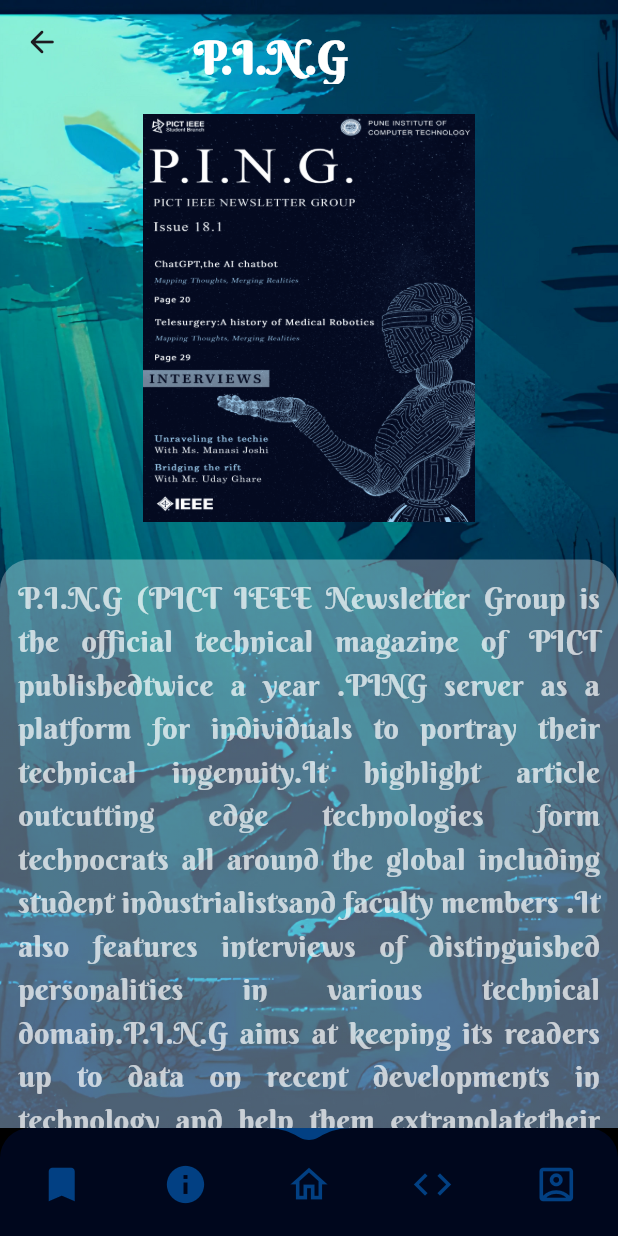
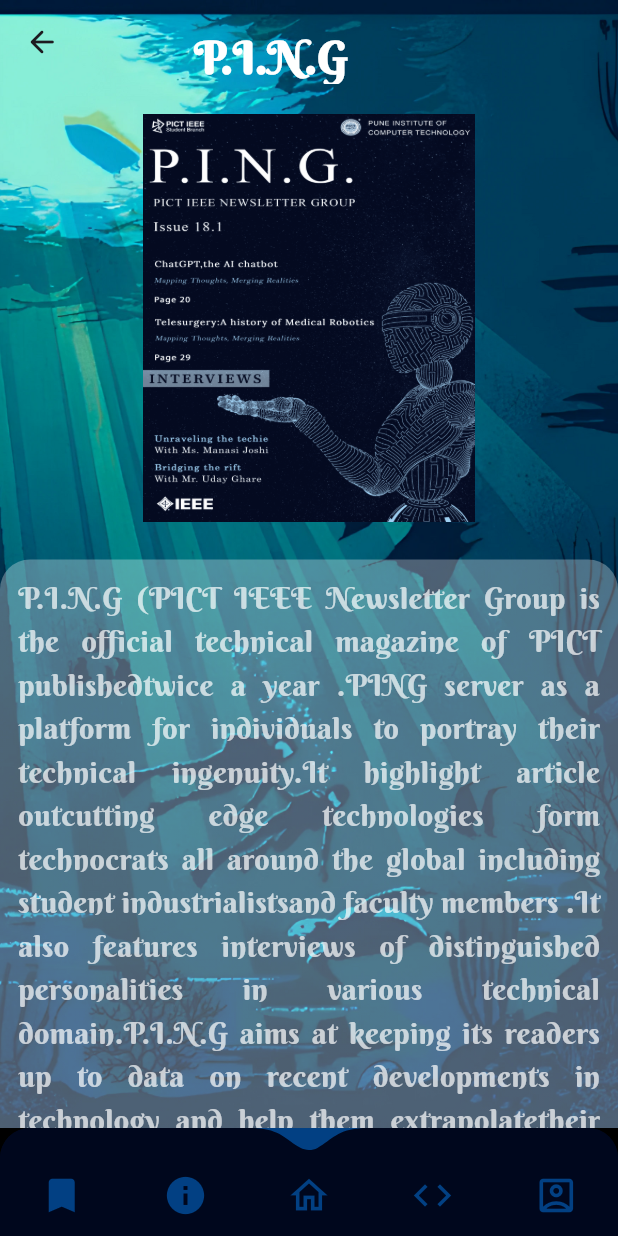
Before and after one commit to tanayduddalwar/Cart_page, a Flutter app: the HomePage screen opened directly, swiped to page 2, on a phone screen of 412 x 824 dp. Run offline on Flutter 3.47's test engine with Material 3 defaults, Android fonts, the phone set to English and light mode, and no system bars; drawn by our look-alikes of water_drop_nav_bar; our stand-ins replace awesome_dialog, awesome_snackbar_content, badges, card_swiper, circular_countdown_timer, cloud_firestore and 10 more; missing offline and left inert: fab_circular_menu_plus, flutter_animated_button, sliding_widget, super_banners, upi_payment_qrcode_generator; accounts and stored records are empty.

Commit message:
Nav bar added

```diff
--- /dev/null
+++ b/lib/bottom_nav_bar/bar_item.dart
@@ -0,0 +1,13 @@
+import 'package:flutter/material.dart';
+
+class BarItem {
+  /// Selected or active icon must be filled icon and complementary to inactive icon.
+  final IconData filledIcon;
+
+  /// Normal or inactive icon must be outlined icon and complementary to active icon.
+  final IconData outlinedIcon;
+  BarItem({
+    required this.filledIcon,
+    required this.outlinedIcon,
+  });
+}
--- /dev/null
+++ b/lib/bottom_nav_bar/build_falling_drop.dart
@@ -0,0 +1,35 @@
+import 'package:flutter/material.dart';
+
+import 'water_drop_painter.dart';
+
+class BuildFallingDrop extends StatelessWidget {
+  final double width;
+  final double height;
+  final Color color;
+  final double itemWidth;
+
+  const BuildFallingDrop({
+    required this.width,
+    required this.height,
+    required this.color,
+    required this.itemWidth,
+    Key? key,
+  }) : super(key: key);
+
+  @override
+  Widget build(BuildContext context) {
+    return SizedBox(
+      width: itemWidth,
+      child: UnconstrainedBox(
+        child: SizedBox(
+          width: width,
+          height: height,
+          child: CustomPaint(
+            size: Size.zero,
+            painter: WaterDropPainter(color),
+          ),
+        ),
+      ),
+    );
+  }
+}
--- /dev/null
+++ b/lib/bottom_nav_bar/build_icon_button.dart
@@ -0,0 +1,115 @@
+import 'package:flutter/material.dart';
+
+import 'icon_clipper.dart';
+
+class BuildIconButton extends StatelessWidget {
+  final VoidCallback onPressed;
+  final AnimationController controller;
+  final IconData selectedIcon;
+  final IconData unslectedIcon;
+  final int seletedIndex;
+  final int index;
+  final Color color;
+  final double iconSize;
+  final Color inactiveColor;
+  final Color barColor;
+  final double bottomPadding;
+  final double barHeight;
+
+  double _bottomIconScale() => seletedIndex == index
+      ? Tween<double>(begin: 1.0, end: 0.7)
+          .animate(
+            CurvedAnimation(
+              parent: controller,
+              curve: const Interval(0.55, 1.0),
+            ),
+          )
+          .value
+      : 1.0;
+
+  double _topIconScale() => Tween<double>(begin: 0.7, end: 1.0)
+      .animate(
+        CurvedAnimation(
+          parent: controller,
+          curve: const Interval(0.55, 1.0),
+        ),
+      )
+      .value;
+
+  double _clipRadius() => Tween<double>(begin: 0, end: 30)
+      .animate(
+        CurvedAnimation(
+          parent: controller,
+          curve: const Interval(0.60, 1.0),
+        ),
+      )
+      .value;
+
+  const BuildIconButton({
+    required this.onPressed,
+    required this.controller,
+    required this.selectedIcon,
+    required this.unslectedIcon,
+    required this.index,
+    required this.seletedIndex,
+    required this.color,
+    required this.iconSize,
+    required this.inactiveColor,
+    required this.barColor,
+    required this.bottomPadding,
+    required this.barHeight,
+    Key? key,
+  }) : super(key: key);
+
+  @override
+  Widget build(BuildContext context) {
+    final MediaQueryData mediaQueryData = MediaQuery.of(context);
+    final double deviceWidth = mediaQueryData.size.width;
+    final double maxElementWidth = deviceWidth / 5;
+    return GestureDetector(
+      onTap: onPressed,
+      child: Container(
+        width: maxElementWidth,
+        height: barHeight,
+        color: barColor,
+        padding: EdgeInsets.only(bottom: bottomPadding),
+        child: Stack(
+          // fit: StackFit.expand,
+          alignment: Alignment.bottomCenter,
+          children: <Widget>[
+            Transform.scale(
+              scale: _bottomIconScale(),
+              child: Opacity(
+                  opacity: controller.value > 0.8 && seletedIndex == index
+                      ? 0.0
+                      : 1.0,
+                  child: Icon(
+                    unslectedIcon,
+                    size: iconSize,
+                    color: inactiveColor,
+                  )),
+            ),
+            Transform.scale(
+              scale: _topIconScale(),
+              child: ClipOval(
+                clipper: IconClipper(
+                  radius: _clipRadius(),
+                ),
+                child: Opacity(
+                  opacity: controller.value > 0.6 && seletedIndex == index
+                      ? 1.0
+                      : 0.0,
+                  child: Icon(
+                    selectedIcon,
+                    size: iconSize,
+                    color: color,
+                  ),
+                ),
+              ),
+            ),
+          ],
+        ),
+      ),
+    );
+  }
+}
--- /dev/null
+++ b/lib/bottom_nav_bar/build_nav_bar.dart
@@ -0,0 +1,144 @@
+import 'package:flutter/material.dart';
+
+import 'bar_item.dart';
+import 'build_icon_button.dart';
+import 'build_running_drop.dart';
+
+typedef OnButtonPressCallback = void Function(int index);
+
+class WaterDropNavBar extends StatefulWidget {
+  /// Background Color of the bar.
+  final Color backgroundColor;
+
+  /// Callback When individual barItem is pressed.
+  final OnButtonPressCallback onItemSelected;
+
+  /// Current selected index of the bar item.
+  final int selectedIndex;
+
+  /// List of bar items that shows horizontally, Minimum 2 and maximum 4 items.
+  final List<BarItem> barItems;
+
+  /// Color of water drop which is also the active icon color.
+  final Color waterDropColor;
+
+  /// Inactive icon color by default it will use water drop color.
+  final Color inactiveIconColor;
+
+  /// Each active & inactive icon size, default value is 30 don't make it too big or small.
+  final double iconSize;
+
+  /// Bottom padding of the bar. If nothing is provided the it will use
+  /// [MediaQuery.of(context).padding.bottom] value.
+  final double? bottomPadding;
+
+  const WaterDropNavBar({
+    required this.barItems,
+    required this.selectedIndex,
+    required this.onItemSelected,
+    this.bottomPadding,
+    this.backgroundColor = Colors.white,
+    this.waterDropColor = const Color(0xFF5B75F0),
+    this.iconSize = 28,
+    Color? inactiveIconColor,
+    Key? key,
+  })  : inactiveIconColor = inactiveIconColor ?? waterDropColor,
+        assert(barItems.length > 1, 'You must provide minimum 2 bar items'),
+        assert(barItems.length < 6, 'Maximum bar items count is 4'),
+        super(key: key);
+
+  @override
+  _WaterDropNavBarState createState() => _WaterDropNavBarState();
+}
+
+class _WaterDropNavBarState extends State<WaterDropNavBar>
+    with TickerProviderStateMixin {
+  int _previousIndex = 0;
+
+  late AnimationController _controller;
+
+  @override
+  void initState() {
+    super.initState();
+    _controller = AnimationController(
+      vsync: this,
+      //milliseconds: 800
+      duration: const Duration(milliseconds: 800),
+    )..forward(from: 0.0);
+  }
+
+  void _onTap(int index) {
+    final int selectedIndex = widget.selectedIndex;
+
+    if (selectedIndex == index || _controller.isAnimating) {
+      return;
+    } else {
+      widget.onItemSelected(index);
+      _controller.forward(from: 0.0);
+      _previousIndex = widget.selectedIndex;
+    }
+  }
+
+  @override
+  Widget build(BuildContext context) {
+    final int selectedIndex = widget.selectedIndex;
+    final Color backgroundColor = widget.backgroundColor;
+    final Color dropColor = widget.waterDropColor;
+    final List<BarItem> items = widget.barItems;
+    final double iconSize = widget.iconSize;
+    final Color inactiveIconColor = widget.inactiveIconColor;
+    final double bottomPadding =
+        widget.bottomPadding ?? MediaQuery.of(context).padding.bottom;
+    final double barHeight = 60 + bottomPadding;
+    return Container(
+      height: barHeight,
+      color: backgroundColor,
+      child: Stack(
+        children: <Widget>[
+          Align(
+            alignment: Alignment.bottomCenter,
+            child: AnimatedBuilder(
+              animation: _controller,
+              builder: (_, __) => Row(
+                mainAxisAlignment: MainAxisAlignment.spaceAround,
+                // crossAxisAlignment: CrossAxisAlignment.end,
+                children: items.map(
+                  (BarItem item) {
+                    final int index = items.indexOf(item);
+                    return BuildIconButton(
+                      bottomPadding: bottomPadding,
+                      barHeight: barHeight,
+                      barColor: backgroundColor,
+                      inactiveColor: inactiveIconColor,
+                      color: dropColor,
+                      index: index,
+                      iconSize: iconSize,
+                      seletedIndex: selectedIndex.toInt(),
+                      controller: _controller,
+                      selectedIcon: item.filledIcon,
+                      unslectedIcon: item.outlinedIcon,
+                      onPressed: () => _onTap(index),
+                    );
+                  },
+                ).toList(),
+              ),
+            ),
+          ),
+          BuildRunningDrop(
+            itemCount: items.length,
+            controller: _controller,
+            selectedIndex: selectedIndex,
+            previousIndex: _previousIndex,
+            color: dropColor,
+          )
+        ],
+      ),
+    );
+  }
+
+  @override
+  void dispose() {
+    _controller.dispose();
+    super.dispose();
+  }
+}
--- /dev/null
+++ b/lib/bottom_nav_bar/build_running_drop.dart
@@ -0,0 +1,112 @@
+import 'package:flutter/material.dart';
+
+import 'build_falling_drop.dart';
+
+class BuildRunningDrop extends StatelessWidget {
+  final AnimationController controller;
+  final int selectedIndex;
+  final int previousIndex;
+  final Color color;
+  final int itemCount;
+  const BuildRunningDrop({
+    Key? key,
+    required this.controller,
+    required this.selectedIndex,
+    required this.previousIndex,
+    required this.color,
+    required this.itemCount,
+  }) : super(key: key);
+
+  @override
+  Widget build(BuildContext context) {
+    final double deviceWidth = MediaQuery.of(context).size.width;
+    final double maxElementWidth = deviceWidth / itemCount;
+    return AnimatedBuilder(
+      animation: controller,
+      builder: (_, __) => Transform.translate(
+        offset: Tween<Offset>(
+                begin: Offset(previousIndex * maxElementWidth, 0),
+                end: Offset(selectedIndex * maxElementWidth, 0))
+            .animate(
+              CurvedAnimation(
+                parent: controller,
+                curve: const Interval(0.0, 0.35),
+              ),
+            )
+            .value,
+        child: Stack(
+          alignment: Alignment.topCenter,
+          children: <Widget>[
+            Opacity(
+              opacity: controller.value <= 0.45 ? 1.0 : 0.0,
+              child: BuildFallingDrop(
+                itemWidth: maxElementWidth,
+                color: color,
+                width: Tween<double>(begin: 72, end: 56)
+                    .animate(
+                      CurvedAnimation(
+                        parent: controller,
+                        curve: const Interval(0.3, 0.45),
+                      ),
+                    )
+                    .value,
+                height: Tween<double>(begin: 16, end: 24)
+                    .animate(
+                      CurvedAnimation(
+                        parent: controller,
+                        curve: const Interval(0.3, 0.45),
+                      ),
+                    )
+                    .value,
+              ),
+            ),
+            Opacity(
+              opacity: controller.value >= 0.45 ? 1.0 : 0.0,
+              child: BuildFallingDrop(
+                itemWidth: maxElementWidth,
+                color: color,
+                width: Tween<double>(begin: 56, end: 72)
+                    .animate(
+                      CurvedAnimation(
+                        parent: controller,
+                        curve: const Interval(0.45, 0.60),
+                      ),
+                    )
+                    .value,
+                height: Tween<double>(begin: 24, end: 16)
+                    .animate(
+                      CurvedAnimation(
+                        parent: controller,
+                        curve: const Interval(0.45, 0.60),
+                      ),
+                    )
+                    .value,
+              ),
+            ),
+            Transform.translate(
+              offset: Tween<Offset>(
+                begin: const Offset(0, 5.0),
+                end: const Offset(0, 40),
+              )
+                  .animate(CurvedAnimation(
+                    parent: controller,
+                    // 46
+                    curve: const Interval(0.40, 0.70),
+                  ))
+                  .value,
+              child: Container(
+                width: 10.0,
+                height: 10.0,
+                decoration: BoxDecoration(
+                  color: controller.value > 0.65 ? Colors.transparent : color,
+                  // color: Colors.amber,
+                  shape: BoxShape.circle,
+                ),
+              ),
+            ),
+          ],
+        ),
+      ),
+    );
+  }
+}
--- /dev/null
+++ b/lib/bottom_nav_bar/icon_clipper.dart
@@ -0,0 +1,20 @@
+import 'package:flutter/material.dart';
+
+class IconClipper extends CustomClipper<Rect> {
+  final double radius;
+
+  IconClipper({required this.radius});
+
+  @override
+  Rect getClip(Size size) {
+    return Rect.fromCircle(
+      center: Offset(size.width / 2, size.height / 2),
+      radius: radius,
+    );
+  }
+
+  @override
+  bool shouldReclip(CustomClipper<Rect> oldClipper) {
+    return true;
+  }
+}
--- /dev/null
+++ b/lib/bottom_nav_bar/water_drop_painter.dart
@@ -0,0 +1,48 @@
+import 'package:flutter/material.dart';
+
+class WaterDropPainter extends CustomPainter {
+  final Color color;
+
+  WaterDropPainter(this.color);
+
+  @override
+  void paint(Canvas canvas, Size size) {
+    Path path = Path();
+
+    path.cubicTo(
+      size.width * 0.239841,
+      size.height * 0.06489535,
+      size.width * 0.285956,
+      size.height * 0.4886860,
+      size.width * 0.42016,
+      size.height * 0.8271512,
+    );
+    path.cubicTo(
+      size.width * 0.467771,
+      size.height * 0.9466628,
+      size.width * 0.530574,
+      size.height * 0.9472209,
+      size.width * 0.578344,
+      size.height * 0.8285814,
+    );
+    path.cubicTo(
+        size.width * 0.7185669,
+        size.height * 0.4786744,
+        size.width * 0.757325,
+        size.height * 0.06629070,
+        size.width * 0.999682,
+        0);
+    path.lineTo(0, 0);
+    path.close();
+
+    Paint fillColor = Paint()..style = PaintingStyle.fill;
+
+    fillColor.color = color;
+    canvas.drawPath(path, fillColor);
+  }
+
+  @override
+  bool shouldRepaint(covariant CustomPainter oldDelegate) {
+    return true;
+  }
+}
--- a/lib/eventpage/specific_event (1).dart
+++ b/lib/eventpage/specific_event (1).dart
@@ -218,7 +218,7 @@
             FloatingActionButton(
               onPressed: () async {
                 if (await db.checkLoggedIn()) {
-                  Get.to(EventProducts());
+                  Get.to(() => EventProducts());
                 } else {
                   Get.to(() => LoginPage());
                 }
--- a/lib/eventpage/swipeable_content.dart
+++ b/lib/eventpage/swipeable_content.dart
@@ -78,7 +78,7 @@
       // Displaying contact numbers
       formattedContacts
     ];
-    print(content);
+
     // Now you can use this `content` list for displaying in your UI
 
     return Center(
@@ -159,8 +159,6 @@
                         controller: _pageController,
                         itemCount: content.length,
                         itemBuilder: (context, index) {
-                          print(content[index]);
-                          print(content.length);
                           return SingleChildScrollView(
                             physics: const ScrollPhysics(),
                             child: Padding(
--- a/lib/landing_page/home.dart
+++ b/lib/landing_page/home.dart
@@ -3,6 +3,8 @@
 import 'package:cart_page/Buzzer/loginpage.dart';
 import 'package:cart_page/Sponsers/sponsers.dart';
 import 'package:cart_page/about/about.dart';
+import 'package:cart_page/bottom_nav_bar/bar_item.dart';
+import 'package:cart_page/bottom_nav_bar/build_nav_bar.dart';
 import 'package:cart_page/controllers/cart_controller.dart';
 import 'package:cart_page/developers/homeScreen.dart';
 import 'package:cart_page/landing_page/nontech.dart';
@@ -18,7 +20,6 @@
 import 'package:get/get.dart';
 import 'package:google_fonts/google_fonts.dart';
 import 'package:shared_preferences/shared_preferences.dart';
-import 'package:water_drop_nav_bar/water_drop_nav_bar.dart';
 
 class HomePage extends StatefulWidget {
   @override
@@ -588,7 +589,7 @@
                   color1: Color.fromRGBO(1, 93, 180, 0.2),
                   color2: Color.fromRGBO(1, 10, 23, 1),
                   onTap: () {
-                    Get.to(NonTechEventsPage());
+                    Get.to(() => NonTechEventsPage());
                   },
                 ),
               ),
```
Also changed, not shown: pubspec.yaml (+9 -15 lines), pubspec.lock.
